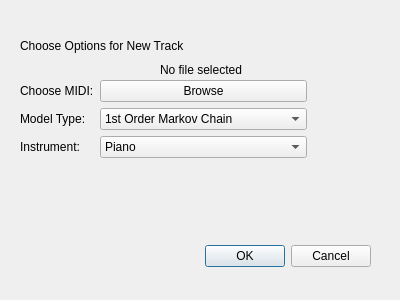
Before: the Qt Designer form cpp/add_track.ui in AD98/MIR-ROR, drawn with Qt 5.
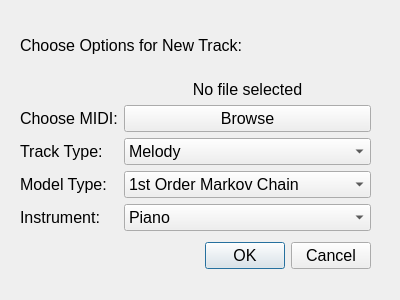
After: the same form once the commit is applied.

The edit to the form file:
```diff
--- a/cpp/add_track.ui
+++ b/cpp/add_track.ui
@@ -10,6 +10,12 @@
     <height>300</height>
    </rect>
   </property>
+  <property name="font">
+   <font>
+    <family>Segoe UI</family>
+    <pointsize>12</pointsize>
+   </font>
+  </property>
   <property name="windowTitle">
    <string>Dialog</string>
   </property>
@@ -34,12 +40,12 @@
     <rect>
      <x>20</x>
      <y>80</y>
-     <width>287</width>
-     <height>101</height>
+     <width>351</width>
+     <height>184</height>
     </rect>
    </property>
    <layout class="QFormLayout" name="formLayout">
-    <item row="0" column="0">
+    <item row="1" column="0">
      <widget class="QLabel" name="label">
       <property name="text">
        <string>Choose MIDI:</string>
@@ -47,6 +53,20 @@
      </widget>
     </item>
     <item row="1" column="1">
+     <widget class="QPushButton" name="pushButton">
+      <property name="text">
+       <string>Browse</string>
+      </property>
+     </widget>
+    </item>
+    <item row="3" column="0">
+     <widget class="QLabel" name="label_2">
+      <property name="text">
+       <string>Model Type:</string>
+      </property>
+     </widget>
+    </item>
+    <item row="3" column="1">
      <widget class="QComboBox" name="comboBox">
       <item>
        <property name="text">
@@ -65,7 +85,14 @@
       </item>
      </widget>
     </item>
-    <item row="2" column="1">
+    <item row="4" column="0">
+     <widget class="QLabel" name="label_3">
+      <property name="text">
+       <string>Instrument:</string>
+      </property>
+     </widget>
+    </item>
+    <item row="4" column="1">
      <widget class="QComboBox" name="comboBox_2">
       <item>
        <property name="text">
@@ -94,25 +121,35 @@
       </item>
      </widget>
     </item>
-    <item row="1" column="0">
-     <widget class="QLabel" name="label_2">
-      <property name="text">
-       <string>Model Type:</string>
-      </property>
-     </widget>
-    </item>
-    <item row="2" column="0">
-     <widget class="QLabel" name="label_3">
-      <property name="text">
-       <string>Instrument:</string>
-      </property>
-     </widget>
-    </item>
     <item row="0" column="1">
-     <widget class="QPushButton" name="pushButton">
+     <widget class="QLabel" name="file_label">
       <property name="text">
-       <string>Browse</string>
+       <string>No file selected</string>
       </property>
+      <property name="alignment">
+       <set>Qt::AlignCenter</set>
+      </property>
+     </widget>
+    </item>
+    <item row="2" column="0">
+     <widget class="QLabel" name="cbbox3label">
+      <property name="text">
+       <string>Track Type:</string>
+      </property>
+     </widget>
+    </item>
+    <item row="2" column="1">
+     <widget class="QComboBox" name="comboBox_3">
+      <item>
+       <property name="text">
+        <string>Melody</string>
+       </property>
+      </item>
+      <item>
+       <property name="text">
+        <string>Chords</string>
+       </property>
+      </item>
      </widget>
     </item>
    </layout>
@@ -127,20 +164,7 @@
     </rect>
    </property>
    <property name="text">
-    <string>Choose Options for New Track</string>
-   </property>
-  </widget>
-  <widget class="QLabel" name="file_label">
-   <property name="geometry">
-    <rect>
-     <x>160</x>
-     <y>60</y>
-     <width>201</width>
-     <height>20</height>
-    </rect>
-   </property>
-   <property name="text">
-    <string>No file selected</string>
+    <string>Choose Options for New Track:</string>
    </property>
   </widget>
  </widget>
```
